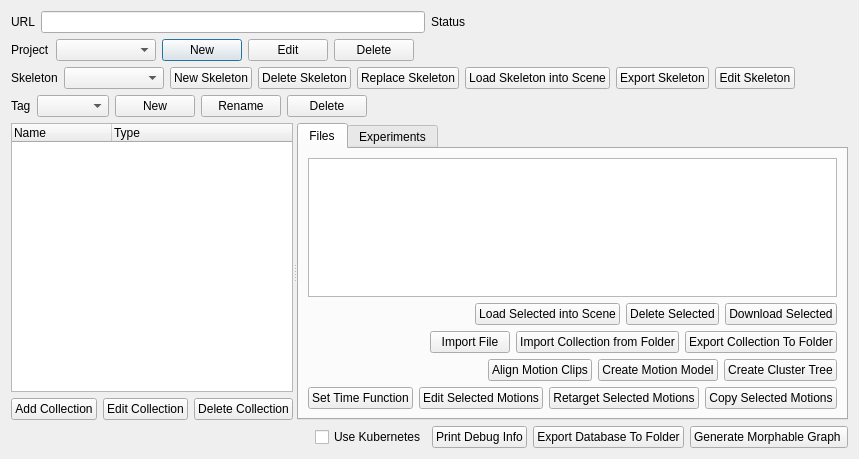
This is tool/plugins/database/gui/layout/motion_db_browser_dialog.ui in eherr/motion_preprocessing_tool as Qt 5 draws it before an edit. The edited form follows.
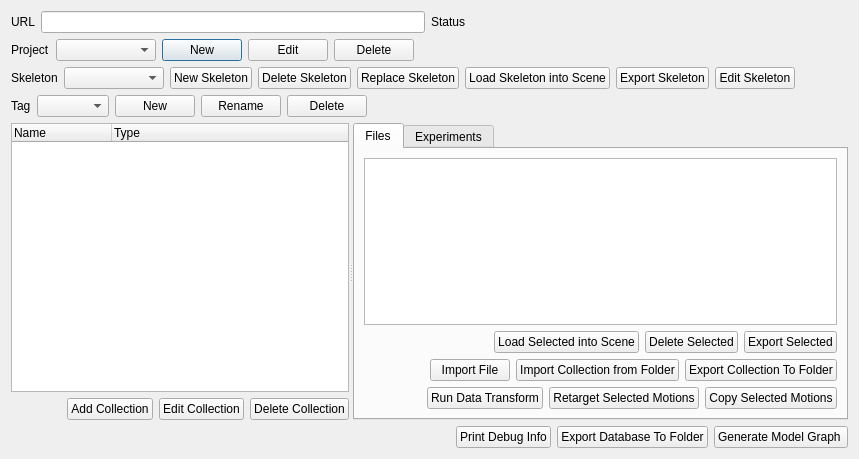
This is the edited form.

Commit message: Added data transform dialog

What changed in the file:
```diff
--- a/tool/plugins/database/gui/layout/motion_db_browser_dialog.ui
+++ b/tool/plugins/database/gui/layout/motion_db_browser_dialog.ui
@@ -242,13 +242,6 @@
        </property>
       </spacer>
      </item>
-     <item>
-      <widget class="QCheckBox" name="useComputeClusterCheckBox">
-       <property name="text">
-        <string>Use Kubernetes</string>
-       </property>
-      </widget>
-     </item>
      <item>
       <widget class="QPushButton" name="debugInfoButton">
        <property name="text">
@@ -266,7 +259,7 @@
      <item>
       <widget class="QPushButton" name="generateMGFromFIleButton">
        <property name="text">
-        <string>Generate Morphable Graph </string>
+        <string>Generate Model Graph </string>
        </property>
       </widget>
      </item>
@@ -354,10 +347,10 @@
         <item row="0" column="0">
          <widget class="QListWidget" name="fileListWidget"/>
         </item>
-        <item row="1" column="0">
-         <layout class="QHBoxLayout" name="horizontalLayout_2">
+        <item row="3" column="0">
+         <layout class="QHBoxLayout" name="horizontalLayout_34">
           <item>
-           <spacer name="horizontalSpacer">
+           <spacer name="horizontalSpacer_8">
             <property name="orientation">
              <enum>Qt::Horizontal</enum>
             </property>
@@ -370,23 +363,23 @@
            </spacer>
           </item>
           <item>
-           <widget class="QPushButton" name="loadMotionsButton">
+           <widget class="QPushButton" name="runDataTransformButton">
             <property name="text">
-             <string>Load Selected into Scene</string>
+             <string>Run Data Transform</string>
             </property>
            </widget>
           </item>
           <item>
-           <widget class="QPushButton" name="deleteMotionButton">
+           <widget class="QPushButton" name="retargetMotionsButton">
             <property name="text">
-             <string>Delete Selected</string>
+             <string>Retarget Selected Motions</string>
             </property>
            </widget>
           </item>
           <item>
-           <widget class="QPushButton" name="downloadMotionsButton">
+           <widget class="QPushButton" name="copyMotionsButton">
             <property name="text">
-             <string>Download Selected</string>
+             <string>Copy Selected Motions</string>
             </property>
            </widget>
           </item>
@@ -430,10 +423,10 @@
           </item>
          </layout>
         </item>
-        <item row="3" column="0">
-         <layout class="QHBoxLayout" name="horizontalLayout_32">
+        <item row="1" column="0">
+         <layout class="QHBoxLayout" name="horizontalLayout_2">
           <item>
-           <spacer name="horizontalSpacer_3">
+           <spacer name="horizontalSpacer">
             <property name="orientation">
              <enum>Qt::Horizontal</enum>
             </property>
@@ -446,68 +439,23 @@
            </spacer>
           </item>
           <item>
-           <widget class="QPushButton" name="alignMotionsButton">
+           <widget class="QPushButton" name="loadFilesButton">
             <property name="text">
-             <string>Align Motion Clips</string>
+             <string>Load Selected into Scene</string>
             </property>
            </widget>
           </item>
           <item>
-           <widget class="QPushButton" name="createMotionModelButton">
+           <widget class="QPushButton" name="deleteFilesButton">
             <property name="text">
-             <string>Create Motion Model</string>
+             <string>Delete Selected</string>
             </property>
            </widget>
           </item>
           <item>
-           <widget class="QPushButton" name="createClusterTreeButton">
+           <widget class="QPushButton" name="exportFilesButton">
             <property name="text">
-             <string>Create Cluster Tree</string>
-            </property>
-           </widget>
-          </item>
-         </layout>
-        </item>
-        <item row="4" column="0">
-         <layout class="QHBoxLayout" name="horizontalLayout_34">
-          <item>
-           <spacer name="horizontalSpacer_8">
-            <property name="orientation">
-             <enum>Qt::Horizontal</enum>
-            </property>
-            <property name="sizeHint" stdset="0">
-             <size>
-              <width>40</width>
-              <height>20</height>
-             </size>
-            </property>
-           </spacer>
-          </item>
-          <item>
-           <widget class="QPushButton" name="setTimeFunctionButton">
-            <property name="text">
-             <string>Set Time Function</string>
-            </property>
-           </widget>
-          </item>
-          <item>
-           <widget class="QPushButton" name="editMotionsButton">
-            <property name="text">
-             <string>Edit Selected Motions</string>
-            </property>
-           </widget>
-          </item>
-          <item>
-           <widget class="QPushButton" name="retargetMotionsButton">
-            <property name="text">
-             <string>Retarget Selected Motions</string>
-            </property>
-           </widget>
-          </item>
-          <item>
-           <widget class="QPushButton" name="copyMotionsButton">
-            <property name="text">
-             <string>Copy Selected Motions</string>
+             <string>Export Selected</string>
             </property>
            </widget>
           </item>
```
Left out of the diff: 3 changed lines with no effect on the pictures. The commit also changes 5 other files.
